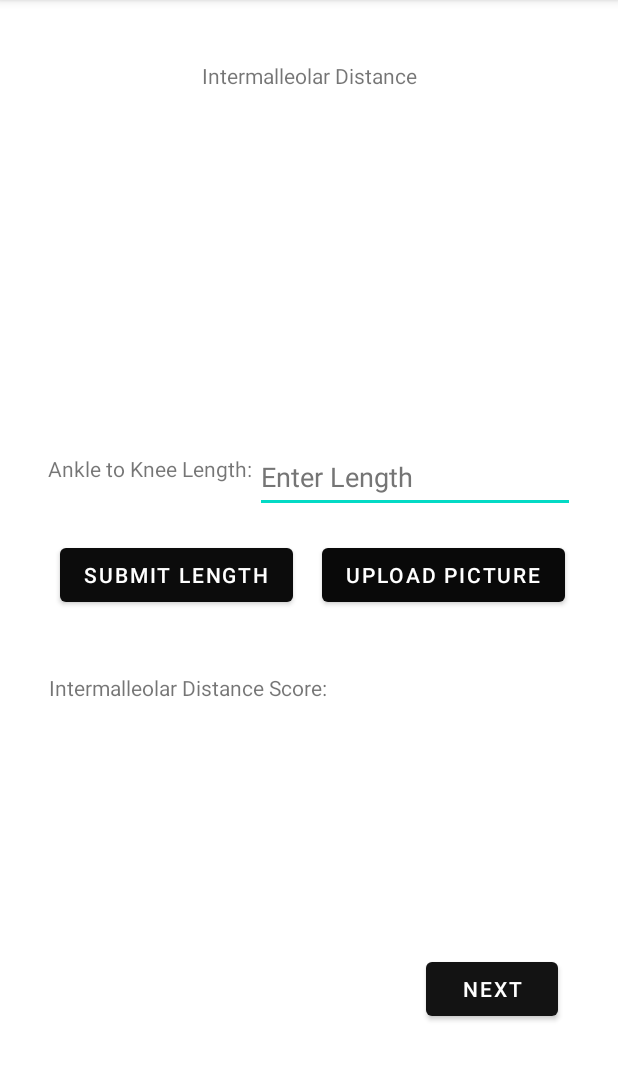
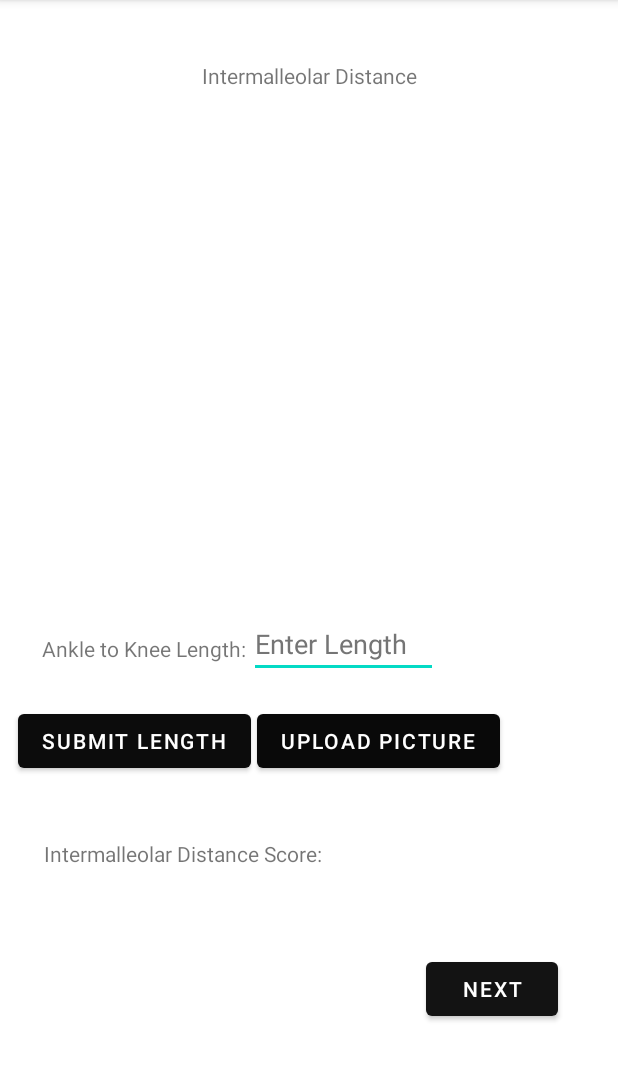
Before and after one commit to shazakam/basmi-pose-caclulator, an Android app: the IntermalleolarActivity screen opened directly, with no data from a screen before it, after a tap on "SUBMIT LENGTH", on a phone screen of 412 x 824 dp, the part 84-1165 px from its top. Run offline under Robolectric (Android 15) with nearby library versions, the phone set to English and light mode, and no system bars; libraries missing offline, so code that uses them is left out: com.google.mlkit.vision.

Commit message:
Retake Button fixed, intermalleolar distance stored and moving between activities works better as well submit length refuses invalid inputs.

```diff
--- a/app/src/main/java/com/example/basmi_pose_caclulator/IntermalleolarActivity.java
+++ b/app/src/main/java/com/example/basmi_pose_caclulator/IntermalleolarActivity.java
@@ -33,7 +33,7 @@ import com.google.mlkit.vision.pose.PoseDetector;
 import com.google.mlkit.vision.pose.accurate.AccuratePoseDetectorOptions;
 
 public class IntermalleolarActivity extends AppCompatActivity {
-    EditText heelToKneeText;
+    EditText ankleToKneeText;
     PoseDetector intermalleolarPoseDetector;
     SharedPreferences sp;
     AccuratePoseDetectorOptions options = new AccuratePoseDetectorOptions.Builder()
@@ -44,17 +44,18 @@ public class IntermalleolarActivity extends AppCompatActivity {
     protected void onCreate(Bundle savedInstanceState) {
         super.onCreate(savedInstanceState);
         setContentView(R.layout.activity_intermalleolar);
+        ankleToKneeText = findViewById(R.id.ankleToKneeText);
 
         //Used to store user data
         sp = getSharedPreferences("userLengths",Context.MODE_PRIVATE);
 
         //Checks to see if user already has data stored
         Log.d("DATA STORED", String.valueOf(sp.getInt("ankleToKnee",-1)));
-        /*
+
         if(sp.contains("ankleToKnee") == true){
-            heelToKneeText.setText(String.valueOf(sp.getInt("ankleToKnee",-1)));
+            ankleToKneeText.setText(String.valueOf(sp.getInt("ankleToKnee",-1)));
             Calculator.indexToElbow = sp.getInt("ankleToKnee",-1);
-        }*/
+        }
     }
 
     ActivityResultLauncher<Intent> getImageTragular = registerForActivityResult(new ActivityResultContracts.StartActivityForResult(),
@@ -105,13 +106,26 @@ public class IntermalleolarActivity extends AppCompatActivity {
         getImageTragular.launch(intent);
     }
 
-    public void onSubmitHeelToKneeClick(View view){
+    public void onSubmitAnkleToKneeClick(View view){
+
+        try{
+            int ankleToKneeValue = Integer.parseInt(ankleToKneeText.getText().toString());
+            SharedPreferences.Editor editor = sp.edit();
+            editor.putInt("ankleToKnee",ankleToKneeValue);
+            editor.apply();
+            Calculator.ankleToKnee = ankleToKneeValue;
+            toastMessage("Lengths Submitted");
+
+        } catch(NumberFormatException e){
+            toastMessage("Please input a valid length");
+        }
+        /*
         int ankleToKnee = 2; //Integer.parseInt(heelToKneeText.getText().toString());
         SharedPreferences.Editor editor = sp.edit();
         editor.putInt("ankleToKnee",ankleToKnee);
         editor.apply();
         Calculator.ankleToKnee = ankleToKnee;
-        toastMessage("Lengths Submitted");
+        toastMessage("Lengths Submitted");*/
     }
 
     public void toastMessage(String message){
--- a/app/src/main/java/com/example/basmi_pose_caclulator/TragusActivity.java
+++ b/app/src/main/java/com/example/basmi_pose_caclulator/TragusActivity.java
@@ -204,12 +204,18 @@ public class TragusActivity extends AppCompatActivity{
     }
 
     public void onSubmitClick(View view){
+        try{
             int indexToElbowValue = Integer.parseInt(indexToElbowText.getText().toString());
             SharedPreferences.Editor editor = sp.edit();
             editor.putInt("indexToElbow",indexToElbowValue);
             editor.apply();
             Calculator.indexToElbow = indexToElbowValue;
             toastMessage("Lengths Submitted");
+
+        } catch(NumberFormatException e){
+            toastMessage("Please input a valid length");
+        }
+
     }
 
     public void onTragusNextClick(View view){
@@ -226,7 +232,7 @@ public class TragusActivity extends AppCompatActivity{
         rightButton.setEnabled(true);
         rightButton.setBackgroundColor(Color.BLACK);
         TextView tragularScoreView = findViewById(R.id.tragularScoreValue);
-        tragularScoreView.setText(0);
+        tragularScoreView.setText(String.valueOf(0));
     }
 
     public void toastMessage(String message){
--- a/app/src/main/res/layout/activity_intermalleolar.xml
+++ b/app/src/main/res/layout/activity_intermalleolar.xml
@@ -30,71 +30,6 @@
         tools:ignore="ImageContrastCheck"
         tools:srcCompat="@tools:sample/avatars" />
 
-    <TextView
-        android:id="@+id/ankleToKneeLengthText"
-        android:layout_width="138dp"
-        android:layout_height="29dp"
-        android:text="Ankle to Knee Length:"
-        app:layout_constraintBottom_toBottomOf="parent"
-        app:layout_constraintEnd_toEndOf="parent"
-        app:layout_constraintHorizontal_bias="0.118"
-        app:layout_constraintStart_toStartOf="parent"
-        app:layout_constraintTop_toTopOf="parent"
-        app:layout_constraintVertical_bias="0.41" />
-
-    <EditText
-        android:id="@+id/ankleToKneeText"
-        android:layout_width="wrap_content"
-        android:layout_height="wrap_content"
-        android:ems="10"
-        android:hint="@string/enter_length"
-        android:inputType="numberDecimal"
-        android:minHeight="48dp"
-        android:textColorHint="#757575"
-        app:layout_constraintBottom_toBottomOf="parent"
-        app:layout_constraintEnd_toEndOf="parent"
-        app:layout_constraintHorizontal_bias="0.0"
-        app:layout_constraintStart_toEndOf="@+id/ankleToKneeLengthText"
-        app:layout_constraintTop_toTopOf="parent"
-        app:layout_constraintVertical_bias="0.408" />
-
-    <Button
-        android:id="@+id/btnIntermalleolarUpload"
-        android:layout_width="wrap_content"
-        android:layout_height="wrap_content"
-        android:layout_marginEnd="16dp"
-        android:onClick="onClickIntermalleolarUpload"
-        android:text="@string/upload_picture"
-        app:backgroundTint="#090909"
-        app:layout_constraintBottom_toBottomOf="parent"
-        app:layout_constraintEnd_toEndOf="parent"
-        app:layout_constraintStart_toEndOf="@+id/btnSubmit"
-        app:layout_constraintTop_toTopOf="parent"
-        app:layout_constraintVertical_bias="0.499" />
-
-    <TextView
-        android:id="@+id/intermalleolarScore"
-        android:layout_width="wrap_content"
-        android:layout_height="wrap_content"
-        android:text="Intermalleolar Distance Score:"
-        app:layout_constraintBottom_toBottomOf="parent"
-        app:layout_constraintEnd_toEndOf="parent"
-        app:layout_constraintHorizontal_bias="0.143"
-        app:layout_constraintStart_toStartOf="parent"
-        app:layout_constraintTop_toTopOf="parent"
-        app:layout_constraintVertical_bias="0.599" />
-
-    <TextView
-        android:id="@+id/intermalleolarScoreValue"
-        android:layout_width="82dp"
-        android:layout_height="19dp"
-        app:layout_constraintBottom_toBottomOf="parent"
-        app:layout_constraintEnd_toEndOf="parent"
-        app:layout_constraintHorizontal_bias="0.0"
-        app:layout_constraintStart_toEndOf="@+id/intermalleolarScore"
-        app:layout_constraintTop_toTopOf="parent"
-        app:layout_constraintVertical_bias="0.599" />
-
     <Button
         android:id="@+id/btnIntermalleolarNext"
         android:layout_width="wrap_content"
@@ -112,13 +47,74 @@
         android:id="@+id/btnSubmit"
         android:layout_width="wrap_content"
         android:layout_height="wrap_content"
-        android:layout_marginStart="40dp"
-        android:onClick="onSubmitHeelToKneeClick"
+        android:layout_marginStart="12dp"
+        android:onClick="onSubmitAnkleToKneeClick"
         android:text="Submit Length"
         app:backgroundTint="#0C0C0C"
         app:layout_constraintBottom_toBottomOf="parent"
         app:layout_constraintStart_toStartOf="parent"
         app:layout_constraintTop_toTopOf="parent"
-        app:layout_constraintVertical_bias="0.499" />
+        app:layout_constraintVertical_bias="0.653" />
+
+    <EditText
+        android:id="@+id/ankleToKneeText"
+        android:layout_width="126dp"
+        android:layout_height="44dp"
+        android:ems="10"
+        android:hint="@string/enter_length"
+        android:inputType="numberDecimal"
+        android:minHeight="48dp"
+        android:textColorHint="#757575"
+        app:layout_constraintBottom_toBottomOf="@+id/ankleToKneeLengthText"
+        app:layout_constraintStart_toEndOf="@+id/ankleToKneeLengthText"
+        app:layout_constraintTop_toTopOf="@+id/ankleToKneeLengthText"
+        app:layout_constraintVertical_bias="1.0" />
+
+    <TextView
+        android:id="@+id/intermalleolarScore"
+        android:layout_width="wrap_content"
+        android:layout_height="wrap_content"
+        android:text="Intermalleolar Distance Score:"
+        app:layout_constraintBottom_toBottomOf="parent"
+        app:layout_constraintEnd_toEndOf="parent"
+        app:layout_constraintHorizontal_bias="0.13"
+        app:layout_constraintStart_toStartOf="parent"
+        app:layout_constraintTop_toTopOf="parent"
+        app:layout_constraintVertical_bias="0.747" />
+
+    <TextView
+        android:id="@+id/intermalleolarScoreValue"
+        android:layout_width="82dp"
+        android:layout_height="19dp"
+        app:layout_constraintBottom_toBottomOf="parent"
+        app:layout_constraintEnd_toEndOf="parent"
+        app:layout_constraintHorizontal_bias="0.0"
+        app:layout_constraintStart_toEndOf="@+id/intermalleolarScore"
+        app:layout_constraintTop_toTopOf="parent"
+        app:layout_constraintVertical_bias="0.747" />
+
+    <Button
+        android:id="@+id/btnIntermalleolarUpload"
+        android:layout_width="wrap_content"
+        android:layout_height="wrap_content"
+        android:layout_marginStart="4dp"
+        android:onClick="onClickIntermalleolarUpload"
+        android:text="@string/upload_picture"
+        app:backgroundTint="#090909"
+        app:layout_constraintBottom_toBottomOf="@+id/btnSubmit"
+        app:layout_constraintStart_toEndOf="@+id/btnSubmit"
+        app:layout_constraintTop_toTopOf="@+id/btnSubmit"
+        app:layout_constraintVertical_bias="0.0" />
+
+    <TextView
+        android:id="@+id/ankleToKneeLengthText"
+        android:layout_width="138dp"
+        android:layout_height="29dp"
+        android:layout_marginStart="28dp"
+        android:text="Ankle to Knee Length:"
+        app:layout_constraintBottom_toBottomOf="parent"
+        app:layout_constraintStart_toStartOf="parent"
+        app:layout_constraintTop_toTopOf="parent"
+        app:layout_constraintVertical_bias="0.572" />
 
 </androidx.constraintlayout.widget.ConstraintLayout>
```
Lines whose indentation alone changed are shown as unchanged.
